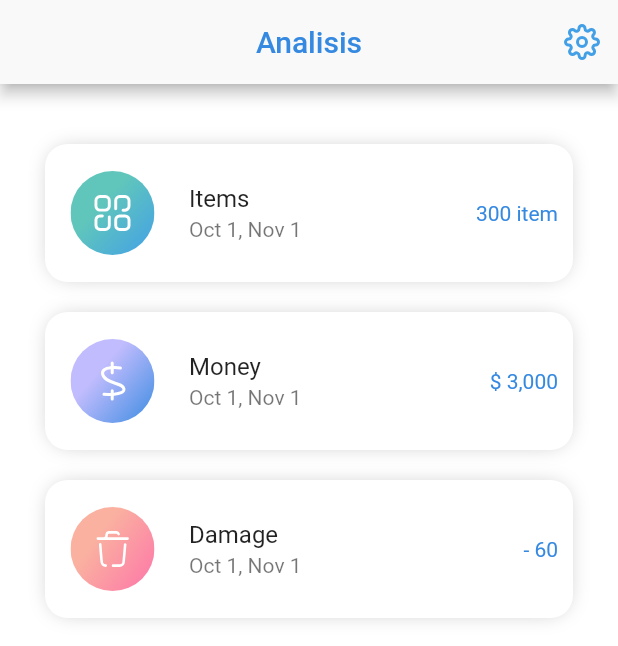
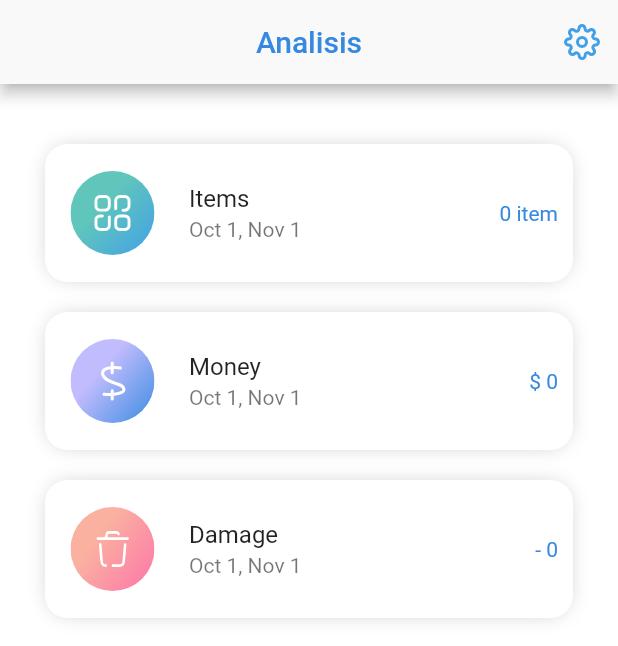
Before and after one commit to Suliman-Ahmed/Khana-Mobile-App, a Flutter app: the HomePage screen opened directly, on a phone screen of 412 x 824 dp. Shown: the top 646 px of the screen. Run offline on Flutter 3.47's test engine with Material 2 defaults, Android fonts, the phone set to English and light mode, and no system bars; our stand-ins replace firebase_auth, firebase_core, flutter_icons, flutter_svg, fluttertoast, get and 4 more; accounts and stored records are empty.

Commit message:
show number of items

```diff
--- a/lib/Pages/HomePage.dart
+++ b/lib/Pages/HomePage.dart
@@ -14,6 +14,20 @@ class HomePage extends StatefulWidget {
 }
 
 class _HomePageState extends State<HomePage> {
+  int numberOfItems, money = 0, damageItem = 0;
+  SettingsController settingsController = SettingsController();
+
+  @override
+  void initState() {
+    readNum();
+    super.initState();
+  }
+
+  void readNum() async {
+    numberOfItems = await settingsController.numberOfItems() ?? 0;
+    setState(() {});
+  }
+
   @override
   Widget build(BuildContext context) {
     return GetX<SettingsController>(
@@ -21,8 +35,12 @@ class _HomePageState extends State<HomePage> {
         builder: (s) {
           bool lang = s.lang;
           return Scaffold(
-            appBar: appbar('Analisis',context),
-            body: SingleChildScrollView(
+            appBar: appbar('Analisis', context),
+            body: RefreshIndicator(
+              onRefresh: () async {
+                await readNum();
+              },
+              child: SingleChildScrollView(
                 physics: BouncingScrollPhysics(),
                 child: Column(children: [
                   SizedBox(height: 30),
@@ -43,7 +61,7 @@ class _HomePageState extends State<HomePage> {
                       subtitle: Text('Oct 1, Nov 1'),
                       // Trailing
                       trailing: Text(
-                      '300 item',
+                        '$numberOfItems item',
                         style: TextStyle(color: s.PrimeColor),
                       ),
                     ),
@@ -65,7 +83,7 @@ class _HomePageState extends State<HomePage> {
                       subtitle: Text('Oct 1, Nov 1'),
                       // Trailing
                       trailing: Text(
-                      '\$ 3,000',
+                        '\$ $money',
                         style: TextStyle(color: s.PrimeColor),
                       ),
                     ),
@@ -87,7 +105,7 @@ class _HomePageState extends State<HomePage> {
                       subtitle: Text('Oct 1, Nov 1'),
                       // Trailing
                       trailing: Text(
-                      '- 60',
+                        '- $damageItem',
                         style: TextStyle(color: s.PrimeColor),
                       ),
                     ),
@@ -111,6 +129,7 @@ class _HomePageState extends State<HomePage> {
                     child: ListView.builder(
                       scrollDirection: Axis.horizontal,
                       itemCount: 10,
+                      physics: BouncingScrollPhysics(),
                       itemBuilder: (BuildContext context, int index) {
                         return listItemBlock();
                       },
@@ -134,6 +153,7 @@ class _HomePageState extends State<HomePage> {
                         left: lang ? 0 : 20, right: lang ? 20 : 0, top: 15),
                     child: ListView.builder(
                       scrollDirection: Axis.horizontal,
+                      physics: BouncingScrollPhysics(),
                       itemCount: 10,
                       itemBuilder: (BuildContext context, int index) {
                         return listItemBlock();
@@ -142,6 +162,7 @@ class _HomePageState extends State<HomePage> {
                   ),
                   SizedBox(height: 30)
                 ]),
+              ),
             ),
           );
         });
@@ -180,8 +201,6 @@ class listItemBlock extends StatelessWidget {
             borderRadius: BorderRadius.circular(20),
             image: DecorationImage(
                 image: AssetImage('assets/img/skeleton_flash.jpg'),
-              fit: BoxFit.cover)),
-      // child: Image.asset('assets/img/skeleton_flash.jpg',fit: BoxFit.cover),
-    );
+                fit: BoxFit.cover)));
   }
 }
```
Also changed, not shown: lib/controllers/theme_controller.dart (+21 -0 lines). Lines whose indentation alone changed are shown as unchanged.
